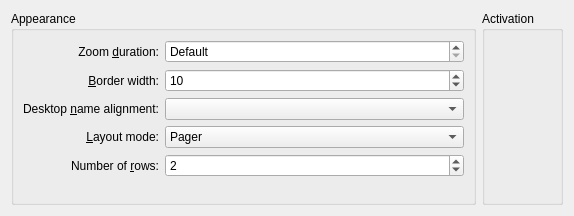
KDE/kwin, file effects/desktopgrid/desktopgrid_config.ui: the form before one commit.
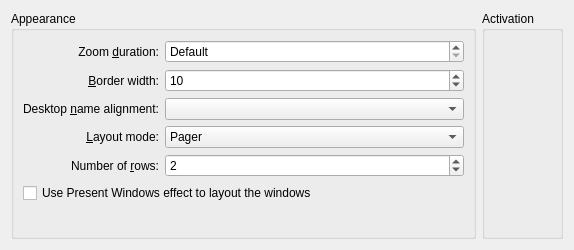
The form after the commit. Custom widgets are drawn as their Qt base class.

Commit message: Desktop Grid uses Present Windows to lay out the windows on a desktop FEATURE: 165745

```diff
--- a/effects/desktopgrid/desktopgrid_config.ui
+++ b/effects/desktopgrid/desktopgrid_config.ui
@@ -1,12 +1,12 @@
 <ui version="4.0" >
  <class>KWin::DesktopGridEffectConfigForm</class>
- <widget class="QWidget" name="KWin::DesktopGridEffectConfigForm" >
-  <property name="geometry" >
+ <widget class="QWidget" name="KWin::DesktopGridEffectConfigForm">
+  <property name="geometry">
    <rect>
     <x>0</x>
     <y>0</y>
     <width>574</width>
-    <height>216</height>
+    <height>250</height>
    </rect>
   </property>
   <layout class="QHBoxLayout" name="horizontalLayout_2" >
@@ -170,9 +170,9 @@
         </property>
        </widget>
       </item>
-      <item row="5" column="0" colspan="2" >
-       <spacer name="verticalSpacer" >
-        <property name="orientation" >
+      <item row="7" column="0" colspan="2">
+       <spacer name="verticalSpacer">
+        <property name="orientation">
          <enum>Qt::Vertical</enum>
         </property>
         <property name="sizeHint" stdset="0" >
@@ -183,6 +183,13 @@
         </property>
        </spacer>
       </item>
+      <item row="5" column="0" colspan="2">
+       <widget class="QCheckBox" name="presentWindowsCheckBox">
+        <property name="text">
+         <string>Use Present Windows effect to layout the windows</string>
+        </property>
+       </widget>
+      </item>
      </layout>
     </widget>
    </item>
```
Left out of the diff: 141 changed lines with no effect on the pictures. The commit also changes 7 other files.
